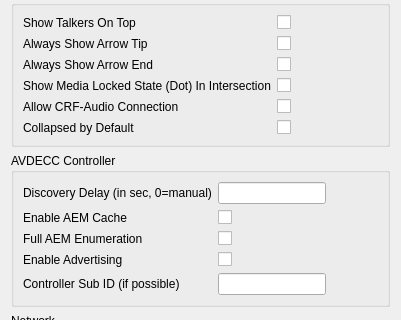
First picture: the form in src/settingsDialog.ui, repository christophe-calmejane/Hive, before the edit; both pictures show x 0 to 401 and y 241 to 561 of the 401 by 768 pixel window.
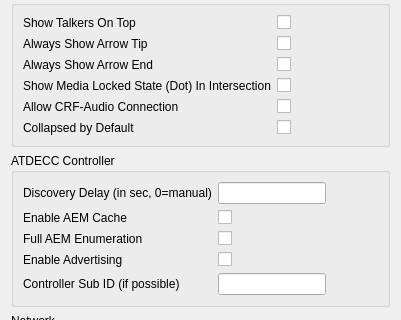
Second picture: the form after the edit. Custom widgets are drawn as their Qt base class.

Commit message: Default Controller SubID changed for beta versions

Diff of the .ui file:
```diff
--- a/src/settingsDialog.ui
+++ b/src/settingsDialog.ui
@@ -227,7 +227,7 @@
    <item>
     <widget class="QGroupBox" name="groupBox_2">
      <property name="title">
-      <string>AVDECC Controller</string>
+      <string>ATDECC Controller</string>
      </property>
      <layout class="QFormLayout" name="formLayout_2">
       <property name="fieldGrowthPolicy">
```
The commit also changes 1 other file.
